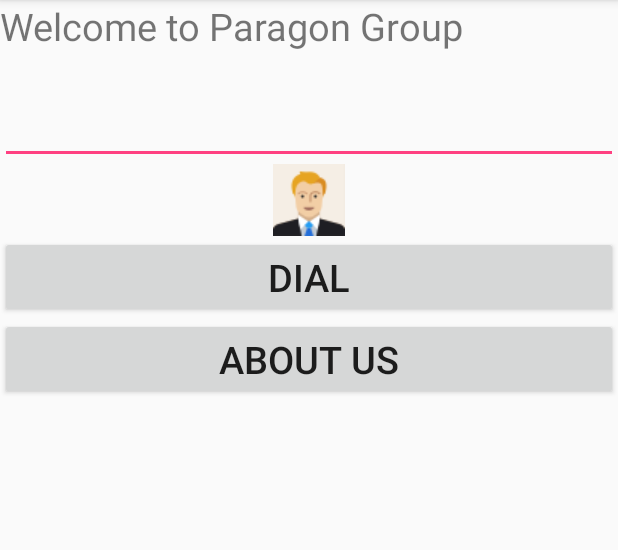
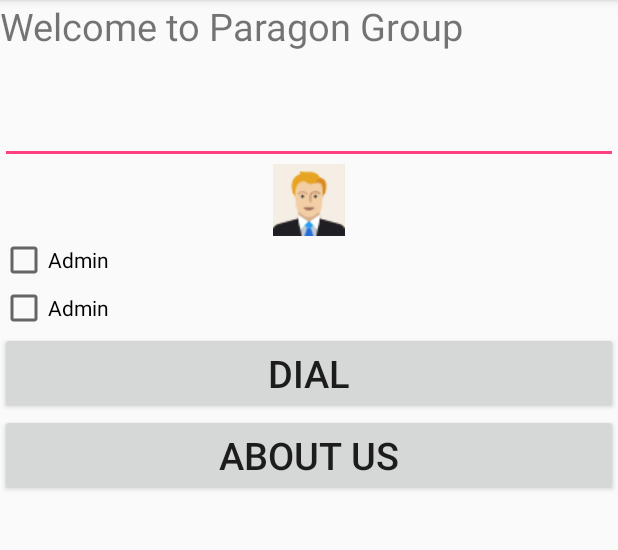
Before and after one commit to abdul-kader138/APDT, an Android app: the screen it shows after launch (MainActivity), on a phone screen of 412 x 824 dp, the part 84-634 px from its top. Run offline under Robolectric (Android 15) with nearby library versions, the phone set to English and light mode, and no system bars.

Commit message:
startActivityForResult() example and add Check Box

```diff
--- a/app/src/main/java/com/example/akader/myapplication/ScreenSecond.java
+++ b/app/src/main/java/com/example/akader/myapplication/ScreenSecond.java
@@ -1,4 +1,5 @@
 package com.example.akader.myapplication;
+
 import android.content.Intent;
 import android.os.Bundle;
 import android.support.v7.app.AppCompatActivity;
@@ -7,7 +8,6 @@ import android.widget.Button;
 import android.widget.EditText;
 import android.widget.TextView;
 import android.widget.Toast;
-
 
 
 public class ScreenSecond extends AppCompatActivity {
@@ -27,7 +27,9 @@ public class ScreenSecond extends AppCompatActivity {
            * */
 
         Bundle bundle = getIntent().getExtras();
-        Toast toast = Toast.makeText(getApplicationContext(), bundle.getString("val") + bundle.getString("val2"), Toast.LENGTH_LONG);
+        Toast toast = Toast.makeText(getApplicationContext(), bundle.getString("val")
+                        + bundle.getString("val2") + bundle.getString("chk") + bundle.getString("chk1"),
+                Toast.LENGTH_LONG);
         toast.setMargin(300, 500);
         toast.show();
         Button button = (Button) findViewById(R.id.bs);
--- a/app/src/main/res/layout/activity_main.xml
+++ b/app/src/main/res/layout/activity_main.xml
@@ -25,26 +25,39 @@
     <ImageView
         android:layout_width="match_parent"
         android:layout_height="wrap_content"
-        android:src="@drawable/user"
         android:contentDescription="@string/imageDes"
+        android:src="@drawable/user" />
+
+
+    <CheckBox
+        android:layout_width="match_parent"
+        android:layout_height="wrap_content"
+        android:text="@string/buttonAdmin"
+        android:id="@+id/cb1"
         />
+
+
+    <CheckBox
+        android:layout_width="match_parent"
+        android:layout_height="wrap_content"
+        android:text="@string/buttonAdmin"
+        android:id="@+id/cb2"
+        />
+
 
     <Button
         android:id="@+id/b"
         android:layout_width="match_parent"
         android:layout_height="wrap_content"
         android:text="Dial"
-        android:textSize="25sp"
-        />
+        android:textSize="25sp" />
 
     <Button
         android:id="@+id/b2"
         android:layout_width="match_parent"
         android:layout_height="wrap_content"
         android:text="About Us"
-        android:textSize="25sp"
-        />
-
+        android:textSize="25sp" />
 
 
 </LinearLayout>
--- a/app/src/main/res/values/strings.xml
+++ b/app/src/main/res/values/strings.xml
@@ -1,5 +1,7 @@
 <resources>
     <string name="app_name">My Application</string>
     <string name="header">Welcome to Paragon Group</string>
+    <string name="buttonUser">User</string>
+    <string name="buttonAdmin">Admin</string>
     <string name="imageDes">User Image</string>
 </resources>
```
Also changed, not shown: app/src/main/java/com/example/akader/myapplication/MainActivity.java (+8 -1 lines).
